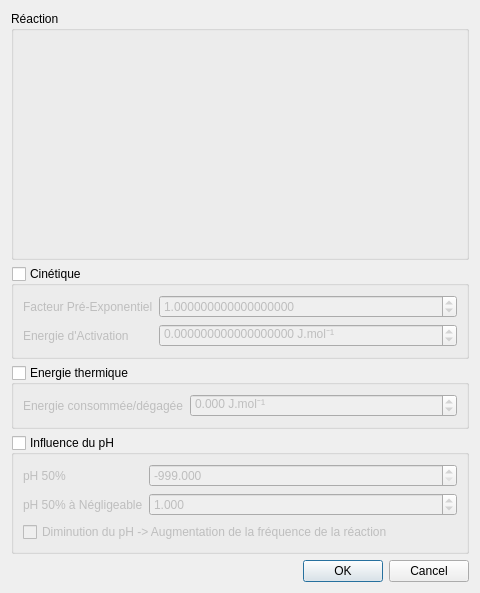
Before: the Qt Designer form dialogeditionreaction.ui in Bapt5962/Simureac, drawn with Qt 5.
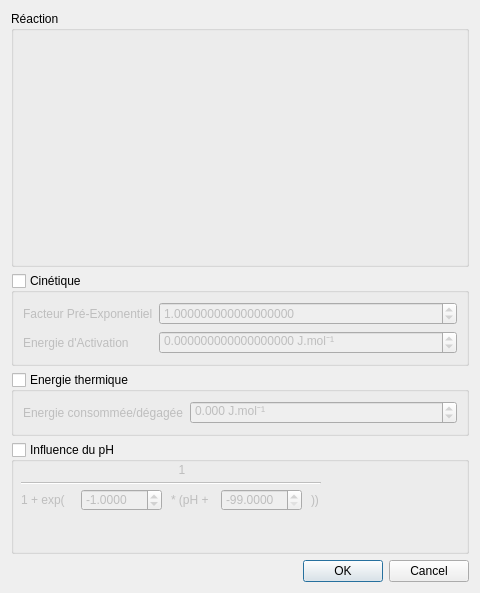
After: the same form once the commit is applied.

```diff
--- a/dialogeditionreaction.ui
+++ b/dialogeditionreaction.ui
@@ -140,6 +140,12 @@
        <verstretch>0</verstretch>
       </sizepolicy>
      </property>
+     <property name="minimumSize">
+      <size>
+       <width>0</width>
+       <height>112</height>
+      </size>
+     </property>
      <property name="title">
       <string>Influence du pH</string>
      </property>
@@ -149,61 +155,118 @@
      <property name="checked">
       <bool>false</bool>
      </property>
-     <layout class="QFormLayout" name="formLayout_3">
-      <item row="0" column="0">
        <widget class="QLabel" name="label_4">
+      <property name="geometry">
+       <rect>
+        <x>10</x>
+        <y>20</y>
+        <width>322</width>
+        <height>16</height>
+       </rect>
+      </property>
         <property name="text">
-         <string>pH 50%</string>
-        </property>
-       </widget>
-      </item>
-      <item row="0" column="1">
-       <widget class="QDoubleSpinBox" name="pHCentre">
-        <property name="decimals">
-         <number>3</number>
-        </property>
-        <property name="minimum">
-         <double>-999.000000000000000</double>
-        </property>
-        <property name="maximum">
-         <double>999.000000000000000</double>
-        </property>
-        <property name="value">
-         <double>-999.000000000000000</double>
-        </property>
-       </widget>
-      </item>
-      <item row="1" column="0">
+       <string>1</string>
+      </property>
+      <property name="alignment">
+       <set>Qt::AlignCenter</set>
+      </property>
+     </widget>
        <widget class="QLabel" name="label_5">
+      <property name="geometry">
+       <rect>
+        <x>10</x>
+        <y>50</y>
+        <width>61</width>
+        <height>16</height>
+       </rect>
+      </property>
         <property name="text">
-         <string>pH 50% à Négligeable</string>
-        </property>
-       </widget>
-      </item>
-      <item row="1" column="1">
-       <widget class="QDoubleSpinBox" name="pHAmplitude">
+       <string>1 + exp(</string>
+      </property>
+     </widget>
+     <widget class="QDoubleSpinBox" name="pHB">
+      <property name="geometry">
+       <rect>
+        <x>210</x>
+        <y>47</y>
+        <width>81</width>
+        <height>22</height>
+       </rect>
+      </property>
         <property name="decimals">
-         <number>3</number>
+       <number>4</number>
         </property>
         <property name="minimum">
-         <double>0.010000000000000</double>
+       <double>-99.000000000000000</double>
         </property>
         <property name="maximum">
-         <double>999.000000000000000</double>
+       <double>99.000000000000000</double>
         </property>
         <property name="value">
-         <double>1.000000000000000</double>
-        </property>
-       </widget>
-      </item>
-      <item row="2" column="0" colspan="2">
-       <widget class="QCheckBox" name="VersAcide">
+       <double>-99.000000000000000</double>
+      </property>
+     </widget>
+     <widget class="QDoubleSpinBox" name="pHA">
+      <property name="geometry">
+       <rect>
+        <x>70</x>
+        <y>47</y>
+        <width>81</width>
+        <height>22</height>
+       </rect>
+      </property>
+      <property name="decimals">
+       <number>4</number>
+      </property>
+      <property name="minimum">
+       <double>-99.000000000000000</double>
+      </property>
+      <property name="maximum">
+       <double>99.000000000000000</double>
+      </property>
+      <property name="value">
+       <double>-1.000000000000000</double>
+      </property>
+     </widget>
+     <widget class="QLabel" name="label_6">
+      <property name="geometry">
+       <rect>
+        <x>160</x>
+        <y>50</y>
+        <width>56</width>
+        <height>16</height>
+       </rect>
+      </property>
         <property name="text">
-         <string>Diminution du pH -&gt; Augmentation de la fréquence de la réaction</string>
-        </property>
-       </widget>
-      </item>
-     </layout>
+       <string>* (pH + </string>
+      </property>
+     </widget>
+     <widget class="QLabel" name="label_7">
+      <property name="geometry">
+       <rect>
+        <x>300</x>
+        <y>50</y>
+        <width>56</width>
+        <height>16</height>
+       </rect>
+      </property>
+      <property name="text">
+       <string>))</string>
+      </property>
+     </widget>
+     <widget class="Line" name="line">
+      <property name="geometry">
+       <rect>
+        <x>10</x>
+        <y>40</y>
+        <width>300</width>
+        <height>3</height>
+       </rect>
+      </property>
+      <property name="orientation">
+       <enum>Qt::Horizontal</enum>
+      </property>
+     </widget>
     </widget>
    </item>
    <item>
```
Lines whose indentation alone changed are shown as unchanged.
